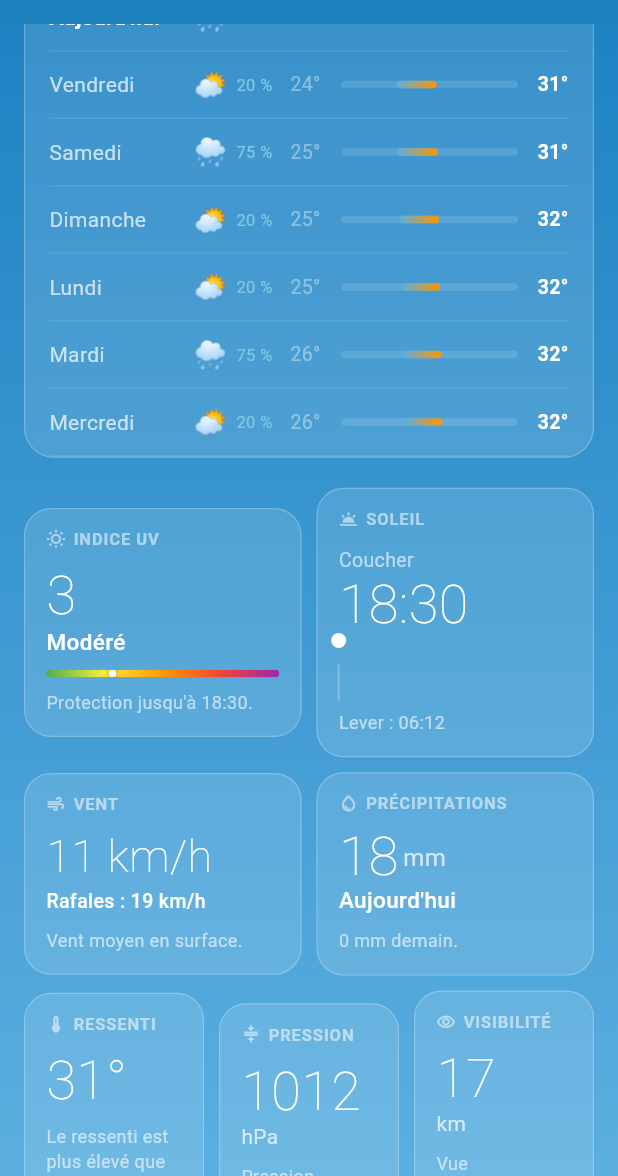
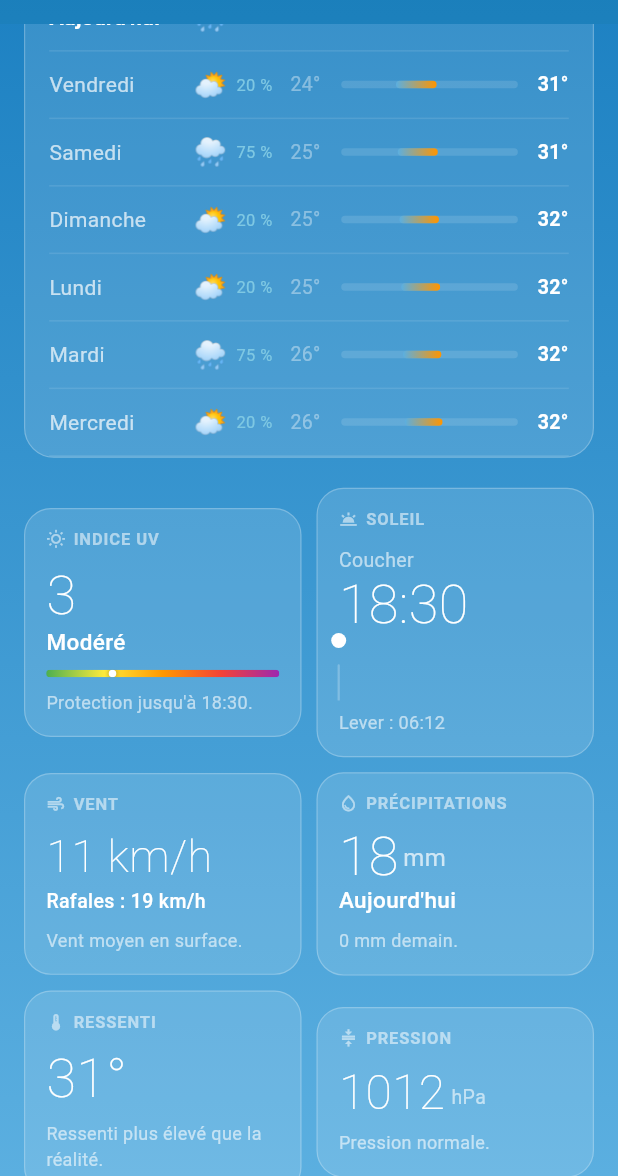
Before and after one commit to jeremygeorgesdurand-dev/SAMCAM, a Flutter app: the screen it shows after launch, scrolled down 576 dp, on a phone screen of 412 x 824 dp, the part 60-1236 px from its top. Run offline on Flutter 3.47's test engine with Material 3 defaults, Android fonts, the light colour scheme and no system bars; our stand-ins replace shared_preferences; network calls fail.

Commit message:
fix: overflow in prevCard and 3-column weather tiles on mobile

```diff
--- a/samcam_app/lib/screens/home_screen.dart
+++ b/samcam_app/lib/screens/home_screen.dart
@@ -40,6 +40,20 @@ class _HomeScreenState extends State<HomeScreen> {
 
   Color _alertColor(String niveau) =>
       Color(Config.alertColors[niveau] ?? Config.alertColors['INCONNU']!);
+
+  /// Libellé court pour les badges (évite le débordement)
+  String _alertShort(String niveau) {
+    const short = {
+      'VERT':    'Normal',
+      'JAUNE':   'Vigilance',
+      'ORANGE':  'Modéré',
+      'ROUGE':   'Élevé',
+      'INCONNU': 'Inconnu',
+    };
+    return short[niveau] ?? niveau;
+  }
+
+  /// Libellé long pour la bannière principale
   String _alertLabel(String niveau) =>
       Config.alertLabels[niveau] ?? niveau;
 
@@ -116,11 +130,11 @@ class _HomeScreenState extends State<HomeScreen> {
     return ListView(
       padding: const EdgeInsets.fromLTRB(16, 8, 16, 32),
       children: [
-        // ── BANDEAU ALERTE EN HAUT ──────────────────────────────────────────
+        // ── BANDEAU ALERTE ──────────────────────────────────────────
         if (_report != null) _buildAlertBanner(_report!),
         if (_error != null) _buildErrorBanner(),
         if (_report != null || _error != null) const SizedBox(height: 16),
-        // ── MÉTÉO ───────────────────────────────────────────────────────────
+        // ── MÉTÉO ───────────────────────────────────────────────────
         _buildWeatherHeader(weather),
         const SizedBox(height: 20),
         _buildHourlySection(weather),
@@ -134,7 +148,7 @@ class _HomeScreenState extends State<HomeScreen> {
     );
   }
 
-  // ── SQUELETTES ──────────────────────────────────────────────────────────────
+  // ── SQUELETTES ──────────────────────────────────────────────────
   Widget _buildSkeletonBanner() => Container(
     height: 52,
     decoration: BoxDecoration(
@@ -153,8 +167,7 @@ class _HomeScreenState extends State<HomeScreen> {
   Widget _buildSkeletonCard({required double height}) => Container(
     height: height,
     decoration: BoxDecoration(
-      color: Colors.white10,
-      borderRadius: BorderRadius.circular(20)),
+      color: Colors.white10, borderRadius: BorderRadius.circular(20)),
     child: const Center(
       child: CircularProgressIndicator(color: Colors.white30, strokeWidth: 2)));
 
@@ -164,7 +177,7 @@ class _HomeScreenState extends State<HomeScreen> {
       decoration: BoxDecoration(
         color: Colors.white12, borderRadius: BorderRadius.circular(radius)));
 
-  // ── BANNIÈRE ALERTE (COMPACTE EN HAUT) ─────────────────────────────────────
+  // ── BANNIÈRE ALERTE ─────────────────────────────────────────────
   Widget _buildAlertBanner(RiskReport r) {
     final color = _alertColor(r.niveauAlerte);
     final isOk  = r.niveauAlerte == 'VERT';
@@ -187,6 +200,7 @@ class _HomeScreenState extends State<HomeScreen> {
             Text('${r.zone}  •  ${r.date}',
               style: const TextStyle(color: Colors.white54, fontSize: 11)),
           ])),
+        const SizedBox(width: 8),
         Container(
           padding: const EdgeInsets.symmetric(horizontal: 10, vertical: 4),
           decoration: BoxDecoration(
@@ -214,12 +228,14 @@ class _HomeScreenState extends State<HomeScreen> {
         style: const TextStyle(color: Colors.white54, fontSize: 12))),
       TextButton(
         onPressed: _fetchAll,
-        style: TextButton.styleFrom(padding: EdgeInsets.zero, minimumSize: Size.zero, tapTargetSize: MaterialTapTargetSize.shrinkWrap),
+        style: TextButton.styleFrom(padding: EdgeInsets.zero,
+          minimumSize: Size.zero,
+          tapTargetSize: MaterialTapTargetSize.shrinkWrap),
         child: const Text('Réessayer',
           style: TextStyle(color: Colors.white60, fontSize: 12))),
     ]));
 
-  // ── EN-TÊTE MÉTÉO ───────────────────────────────────────────────────────────
+  // ── EN-TÊTE MÉTÉO ────────────────────────────────────────────────
   Widget _buildWeatherHeader(WeatherData weather) {
     final now = DateTime.now();
     String dateStr;
@@ -311,7 +327,7 @@ class _HomeScreenState extends State<HomeScreen> {
       ]),
     ]);
 
-  // ── PRÉVISIONS HORAIRES ─────────────────────────────────────────────────────
+  // ── PRÉVISIONS HORAIRES ──────────────────────────────────────────
   Widget _buildHourlySection(WeatherData weather) => _glassCard(
     child: Column(children: [
       _expandableHeader(
@@ -363,7 +379,7 @@ class _HomeScreenState extends State<HomeScreen> {
     );
   }
 
-  // ── PRÉVISIONS 7 JOURS ──────────────────────────────────────────────────────
+  // ── PRÉVISIONS 7 JOURS ───────────────────────────────────────────
   Widget _buildDailySection(WeatherData weather) => _glassCard(
     child: Column(children: [
       _expandableHeader(
@@ -387,7 +403,7 @@ class _HomeScreenState extends State<HomeScreen> {
       dayLabel = isToday ? "Aujourd'hui" : _capitalize(raw);
     } catch (_) {
       const days = ['Dim', 'Lun', 'Mar', 'Mer', 'Jeu', 'Ven', 'Sam'];
-      dayLabel = isToday ? "Aujourd'hui" : days[d.date.weekday % 7];
+      dayLabel = isToday ? "Auj." : days[d.date.weekday % 7];
     }
     const double minR = 15.0, maxR = 45.0;
     final double barStart = ((d.tempMin - minR) / (maxR - minR)).clamp(0.0, 1.0);
@@ -440,7 +456,7 @@ class _HomeScreenState extends State<HomeScreen> {
     ]);
   }
 
-  // ── TUILES MÉTÉO ────────────────────────────────────────────────────────────
+  // ── TUILES MÉTÉO (2 colonnes max) ────────────────────────────────
   Widget _buildWeatherTiles(WeatherData weather) {
     final cur   = weather.current;
     final today = weather.daily.isNotEmpty ? weather.daily.first : null;
@@ -463,14 +479,12 @@ class _HomeScreenState extends State<HomeScreen> {
       try { sunsetStr = DateFormat('HH:mm').format(today!.sunset!); } catch (_) {}
     }
 
+    // Toutes les tuiles en 2 colonnes pour éviter le débordement mobile
     return Column(children: [
       Row(children: [
         _appleCard(
-          icon: Icons.wb_sunny_outlined,
-          label: 'INDICE UV',
-          child: Column(
-            crossAxisAlignment: CrossAxisAlignment.start,
-            children: [
+          icon: Icons.wb_sunny_outlined, label: 'INDICE UV',
+          child: Column(crossAxisAlignment: CrossAxisAlignment.start, children: [
             Text('$uv', style: const TextStyle(
               color: Colors.white, fontSize: 36,
               fontWeight: FontWeight.w200, height: 1.1)),
@@ -491,8 +505,7 @@ class _HomeScreenState extends State<HomeScreen> {
                   child: Container(
                     width: 8, height: 8,
                     decoration: const BoxDecoration(
-                        color: Colors.white,
-                        shape: BoxShape.circle,
+                      color: Colors.white, shape: BoxShape.circle,
                       boxShadow: [BoxShadow(color: Colors.black38, blurRadius: 2)])),
                 ),
               ),
@@ -501,16 +514,12 @@ class _HomeScreenState extends State<HomeScreen> {
             if (today?.sunset != null)
               Text('Protection jusqu\'à $sunsetStr.',
                 style: const TextStyle(color: Colors.white60, fontSize: 12)),
-            ],
-          ),
+          ]),
         ),
         const SizedBox(width: 10),
         _appleCard(
-          icon: Icons.wb_twilight_outlined,
-          label: 'SOLEIL',
-          child: Column(
-            crossAxisAlignment: CrossAxisAlignment.start,
-            children: [
+          icon: Icons.wb_twilight_outlined, label: 'SOLEIL',
+          child: Column(crossAxisAlignment: CrossAxisAlignment.start, children: [
             const Text('Coucher', style: TextStyle(color: Colors.white60, fontSize: 13)),
             Text(sunsetStr, style: const TextStyle(
               color: Colors.white, fontSize: 36,
@@ -520,43 +529,32 @@ class _HomeScreenState extends State<HomeScreen> {
             const SizedBox(height: 6),
             Text('Lever : $sunriseStr', style: const TextStyle(
               color: Colors.white60, fontSize: 12)),
-            ],
-          ),
+          ]),
         ),
       ]),
       const SizedBox(height: 10),
       Row(children: [
         _appleCard(
-          icon: Icons.air,
-          label: 'VENT',
-          child: Column(
-            crossAxisAlignment: CrossAxisAlignment.start,
-            children: [
-              Text('${windSpeed.toStringAsFixed(0)} km/h',
-                style: const TextStyle(
+          icon: Icons.air, label: 'VENT',
+          child: Column(crossAxisAlignment: CrossAxisAlignment.start, children: [
+            Text('${windSpeed.toStringAsFixed(0)} km/h', style: const TextStyle(
               color: Colors.white, fontSize: 30,
               fontWeight: FontWeight.w200, height: 1.1)),
             const SizedBox(height: 4),
             if (gusts > 0)
               Text('Rafales : ${gusts.toStringAsFixed(0)} km/h',
-                  style: const TextStyle(
-                    color: Colors.white, fontSize: 13, fontWeight: FontWeight.w500)),
+                style: const TextStyle(color: Colors.white, fontSize: 13, fontWeight: FontWeight.w500)),
             const SizedBox(height: 8),
             const Text('Vent moyen en surface.',
               style: TextStyle(color: Colors.white60, fontSize: 12)),
-            ],
-          ),
+          ]),
         ),
         const SizedBox(width: 10),
         _appleCard(
-          icon: Icons.water_drop_outlined,
-          label: 'PRÉCIPITATIONS',
-          child: Column(
-            crossAxisAlignment: CrossAxisAlignment.start,
-            children: [
+          icon: Icons.water_drop_outlined, label: 'PRÉCIPITATIONS',
+          child: Column(crossAxisAlignment: CrossAxisAlignment.start, children: [
             Row(crossAxisAlignment: CrossAxisAlignment.end, children: [
-                Text('${precipToday.toStringAsFixed(0)}',
-                  style: const TextStyle(
+              Text('${precipToday.toStringAsFixed(0)}', style: const TextStyle(
                 color: Colors.white, fontSize: 36,
                 fontWeight: FontWeight.w200, height: 1)),
               const Padding(
@@ -568,76 +566,76 @@ class _HomeScreenState extends State<HomeScreen> {
             const SizedBox(height: 8),
             Text('${precipTomorrow.toStringAsFixed(0)} mm demain.',
               style: const TextStyle(color: Colors.white60, fontSize: 12)),
-            ],
-          ),
+          ]),
         ),
       ]),
       const SizedBox(height: 10),
+      // Ressenti + Pression : 2 colonnes (plus de place pour les chiffres)
       Row(children: [
         _appleCard(
-          icon: Icons.thermostat_outlined,
-          label: 'RESSENTI',
-          child: Column(
-            crossAxisAlignment: CrossAxisAlignment.start,
-            children: [
-              Text('${feelsLike.toStringAsFixed(0)}°',
-                style: const TextStyle(
+          icon: Icons.thermostat_outlined, label: 'RESSENTI',
+          child: Column(crossAxisAlignment: CrossAxisAlignment.start, children: [
+            Text('${feelsLike.toStringAsFixed(0)}°', style: const TextStyle(
               color: Colors.white, fontSize: 36,
               fontWeight: FontWeight.w200, height: 1.1)),
             const SizedBox(height: 8),
             Text(
               feelsLike > (cur?.temperature ?? feelsLike)
-                  ? 'Le ressenti est plus élevé que la température réelle.'
+                ? 'Ressenti plus élevé que la réalité.'
                 : 'Similaire à la température réelle.',
               style: const TextStyle(color: Colors.white60, fontSize: 12)),
-            ],
-          ),
+          ]),
         ),
         const SizedBox(width: 10),
         _appleCard(
-          icon: Icons.compress,
-          label: 'PRESSION',
-          child: Column(
-            crossAxisAlignment: CrossAxisAlignment.start,
-            children: [
-              Text('${pressure.toStringAsFixed(0)}',
-                style: const TextStyle(
-                  color: Colors.white, fontSize: 36,
+          icon: Icons.compress, label: 'PRESSION',
+          child: Column(crossAxisAlignment: CrossAxisAlignment.start, children: [
+            // Affichage compact : valeur + unité sur une ligne
+            Row(crossAxisAlignment: CrossAxisAlignment.end, children: [
+              Text(pressure.toStringAsFixed(0), style: const TextStyle(
+                color: Colors.white, fontSize: 32,
                 fontWeight: FontWeight.w200, height: 1.1)),
-              const Text('hPa', style: TextStyle(color: Colors.white70, fontSize: 14)),
+              const Padding(
+                padding: EdgeInsets.only(bottom: 4, left: 4),
+                child: Text('hPa', style: TextStyle(color: Colors.white60, fontSize: 13))),
+            ]),
             const SizedBox(height: 8),
             Text(
               pressure < 1005 ? 'Pression basse.' :
               pressure > 1020 ? 'Pression haute.' : 'Pression normale.',
               style: const TextStyle(color: Colors.white60, fontSize: 12)),
-            ],
+          ]),
         ),
-        ),
-        const SizedBox(width: 10),
+      ]),
+      const SizedBox(height: 10),
+      // Visibilité seule sur sa ligne (ou avec une 2e tuile si besoin futur)
+      Row(children: [
         _appleCard(
-          icon: Icons.visibility_outlined,
-          label: 'VISIBILITÉ',
-          child: Column(
-            crossAxisAlignment: CrossAxisAlignment.start,
-            children: [
-              Text('${visibility.toStringAsFixed(0)}',
-                style: const TextStyle(
+          icon: Icons.visibility_outlined, label: 'VISIBILITÉ',
+          child: Column(crossAxisAlignment: CrossAxisAlignment.start, children: [
+            Row(crossAxisAlignment: CrossAxisAlignment.end, children: [
+              Text(visibility.toStringAsFixed(0), style: const TextStyle(
                 color: Colors.white, fontSize: 36,
                 fontWeight: FontWeight.w200, height: 1.1)),
-              const Text('km', style: TextStyle(color: Colors.white70, fontSize: 14)),
+              const Padding(
+                padding: EdgeInsets.only(bottom: 6, left: 4),
+                child: Text('km', style: TextStyle(color: Colors.white60, fontSize: 14))),
+            ]),
             const SizedBox(height: 8),
             Text(
               visibility >= 10 ? 'Vue parfaitement dégagée.' :
               visibility >= 5  ? 'Visibilité réduite.' : 'Brouillard possible.',
               style: const TextStyle(color: Colors.white60, fontSize: 12)),
-            ],
+          ]),
         ),
-        ),
+        const SizedBox(width: 10),
+        // Tuile vide pour équilibrer la grille
+        Expanded(child: const SizedBox()),
       ]),
     ]);
   }
 
-  // ── ARC SOLAIRE ─────────────────────────────────────────────────────────────
+  // ── ARC SOLAIRE ──────────────────────────────────────────────────
   Widget _sunArc(String sunriseStr, String sunsetStr) {
     final now     = TimeOfDay.now();
     final nowMins = now.hour * 60 + now.minute;
@@ -650,14 +648,13 @@ class _HomeScreenState extends State<HomeScreen> {
     final set   = parseMins(sunsetStr);
     final total = (set - rise).clamp(1, 1440);
     final prog  = ((nowMins - rise) / total).clamp(0.0, 1.0);
-
     return SizedBox(
       height: 36,
       child: CustomPaint(painter: _SunArcPainter(progress: prog)),
     );
   }
 
-  // ── SECTION RISQUES SAMCAM ──────────────────────────────────────────────────
+  // ── SECTION RISQUES SAMCAM ───────────────────────────────────────
   List<Widget> _buildRiskSection(RiskReport r) {
     final isML = r.methodeRisque.toLowerCase().contains('ia') ||
                  r.methodeRisque.toLowerCase().contains('ai') ||
@@ -690,7 +687,7 @@ class _HomeScreenState extends State<HomeScreen> {
         ),
       ]),
       const SizedBox(height: 10),
-      // Prévisions J+3 / J+7
+      // Prévisions J+3 / J+7 — libellés courts pour éviter le débordement
       Row(children: [
         _prevCard('Dans 3 jours', r.prevu3j.niveauGlobal),
         const SizedBox(width: 10),
@@ -734,23 +731,14 @@ class _HomeScreenState extends State<HomeScreen> {
               ]),
               const SizedBox(height: 14),
               _riskBar(
-                icon: Icons.water_outlined,
-                label: 'Inondation',
-                score: r.actuel.scores.inondation,
-                detail: _floodDetail(r),
-              ),
+                icon: Icons.water_outlined, label: 'Inondation',
+                score: r.actuel.scores.inondation, detail: _floodDetail(r)),
               _riskBar(
-                icon: Icons.grass_outlined,
-                label: 'Sécheresse',
-                score: r.actuel.scores.secheresse,
-                detail: _droughtDetail(r),
-              ),
+                icon: Icons.grass_outlined, label: 'Sécheresse',
+                score: r.actuel.scores.secheresse, detail: _droughtDetail(r)),
               _riskBar(
-                icon: Icons.local_fire_department_outlined,
-                label: 'Chaleur',
-                score: r.actuel.scores.chaleur,
-                detail: _heatDetail(r),
-              ),
+                icon: Icons.local_fire_department_outlined, label: 'Chaleur',
+                score: r.actuel.scores.chaleur, detail: _heatDetail(r)),
             ],
           ),
         ),
@@ -772,20 +760,17 @@ class _HomeScreenState extends State<HomeScreen> {
               _riskEvolutionRow(
                 'Inondation', Icons.water_outlined,
                 r.actuel.scores.inondation, r.prevu3j.scores.inondation, r.prevu7j.scores.inondation,
-                _riskColor(r.actuel.scores.inondation),
-              ),
+                _riskColor(r.actuel.scores.inondation)),
               const SizedBox(height: 10),
               _riskEvolutionRow(
                 'Sécheresse', Icons.grass_outlined,
                 r.actuel.scores.secheresse, r.prevu3j.scores.secheresse, r.prevu7j.scores.secheresse,
-                _riskColor(r.actuel.scores.secheresse),
-              ),
+                _riskColor(r.actuel.scores.secheresse)),
               const SizedBox(height: 10),
               _riskEvolutionRow(
                 'Chaleur', Icons.local_fire_department_outlined,
                 r.actuel.scores.chaleur, r.prevu3j.scores.chaleur, r.prevu7j.scores.chaleur,
-                _riskColor(r.actuel.scores.chaleur),
-              ),
+                _riskColor(r.actuel.scores.chaleur)),
             ],
           ),
         ),
@@ -937,7 +922,6 @@ class _HomeScreenState extends State<HomeScreen> {
       required double score, String detail = ''}) {
     final color = _riskColor(score);
     final pct   = (score * 100).toStringAsFixed(0);
-    // Libellé verbal en plus du pourcentage
     final String levelLabel = score < 0.05 ? 'Nul'
       : score < 0.25 ? 'Faible'
       : score < 0.50 ? 'Modéré'
@@ -962,7 +946,7 @@ class _HomeScreenState extends State<HomeScreen> {
                 minHeight: 5))),
             const SizedBox(width: 10),
             SizedBox(
-              width: 60,
+              width: 64,
               child: Text(
                 score < 0.05 ? levelLabel : '$levelLabel ($pct %)',
                 textAlign: TextAlign.right,
@@ -980,27 +964,34 @@ class _HomeScreenState extends State<HomeScreen> {
     );
   }
 
+  /// Badge dans les cartes J+3 / J+7
+  /// Utilise _alertShort() pour un libellé court qui ne déborde pas
   Widget _prevCard(String horizon, String niveau) {
     final color = _alertColor(niveau);
     return Expanded(
       child: Container(
-        padding: const EdgeInsets.symmetric(vertical: 16, horizontal: 14),
+        padding: const EdgeInsets.symmetric(vertical: 14, horizontal: 14),
         decoration: BoxDecoration(
           color: Colors.white.withOpacity(0.12),
           borderRadius: BorderRadius.circular(18),
           border: Border.all(color: Colors.white24, width: 0.8)),
         child: Row(
-          mainAxisAlignment: MainAxisAlignment.spaceBetween,
           children: [
-            Text(horizon, style: const TextStyle(
-              color: Colors.white70, fontSize: 13, fontWeight: FontWeight.w500)),
+            Expanded(
+              child: Text(horizon,
+                style: const TextStyle(
+                  color: Colors.white70, fontSize: 13, fontWeight: FontWeight.w500),
+                overflow: TextOverflow.ellipsis,
+                maxLines: 1)),
+            const SizedBox(width: 8),
             Container(
-              padding: const EdgeInsets.symmetric(horizontal: 10, vertical: 4),
+              padding: const EdgeInsets.symmetric(horizontal: 8, vertical: 4),
               decoration: BoxDecoration(
                 color: color.withOpacity(0.2),
                 borderRadius: BorderRadius.circular(20),
                 border: Border.all(color: color.withOpacity(0.5))),
-              child: Text(_alertLabel(niveau), style: TextStyle(
+              // Libellé court : 'Modéré' au lieu de 'Risque modéré'
+              child: Text(_alertShort(niveau), style: TextStyle(
                 color: color, fontWeight: FontWeight.bold,
                 fontSize: 12, letterSpacing: 0.3))),
           ],
@@ -1073,22 +1064,17 @@ class _SunArcPainter extends CustomPainter {
       ..color = Colors.white24
       ..strokeWidth = 1.5
       ..style = PaintingStyle.stroke;
-
     final path = Path();
     path.moveTo(0, size.height);
     path.quadraticBezierTo(
-      size.width / 2, -size.height * 0.3,
-      size.width, size.height);
+      size.width / 2, -size.height * 0.3, size.width, size.height);
     canvas.drawPath(path, paint);
-
     final t  = progress.clamp(0.0, 1.0);
     final cx = size.width * t;
     final cy = size.height - (size.height + size.height * 0.3) * 4 * t * (1 - t);
     canvas.drawCircle(
-      Offset(cx, cy.clamp(-4.0, size.height + 4.0)),
-      5,
-      Paint()..color = Colors.white,
-    );
+      Offset(cx, cy.clamp(-4.0, size.height + 4.0)), 5,
+      Paint()..color = Colors.white);
   }
 
   @override
```
Lines whose indentation alone changed are shown as unchanged.
